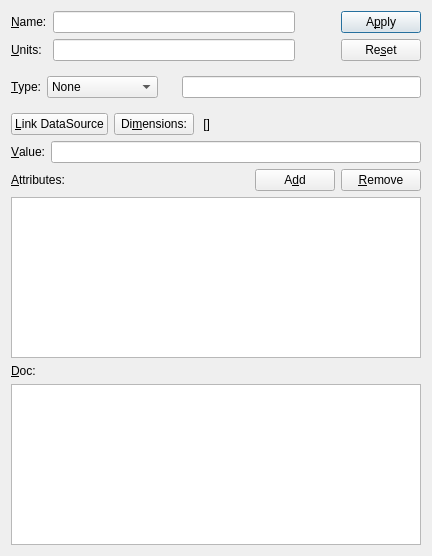
Before: the Qt Designer form ndtsconfigtool/ui/fielddlg.ui in jkotan/nexdatas.configtool, drawn with Qt 5.
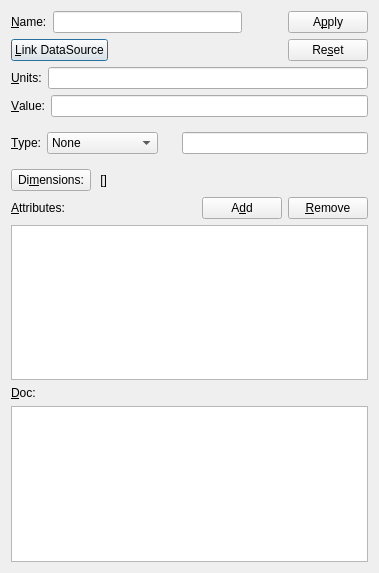
After: the same form once the commit is applied.

```diff
--- a/ndtsconfigtool/ui/fielddlg.ui
+++ b/ndtsconfigtool/ui/fielddlg.ui
@@ -6,8 +6,8 @@
    <rect>
     <x>0</x>
     <y>0</y>
-    <width>432</width>
-    <height>556</height>
+    <width>379</width>
+    <height>573</height>
    </rect>
   </property>
   <property name="minimumSize">
@@ -19,14 +19,16 @@
   <property name="windowTitle">
    <string>Field</string>
   </property>
-  <layout class="QGridLayout" name="gridLayout_2">
+  <layout class="QGridLayout" name="gridLayout">
    <item row="0" column="0">
+    <layout class="QVBoxLayout" name="verticalLayout_3">
+     <item>
+      <layout class="QHBoxLayout" name="horizontalLayout_9">
+       <item>
     <layout class="QVBoxLayout" name="verticalLayout_2">
      <item>
       <layout class="QHBoxLayout" name="horizontalLayout_7">
        <item>
-        <layout class="QGridLayout" name="gridLayout">
-         <item row="0" column="0">
           <widget class="QLabel" name="nameLabel">
            <property name="text">
             <string>&amp;Name:</string>
@@ -36,21 +38,34 @@
            </property>
           </widget>
          </item>
-         <item row="0" column="1">
+           <item>
           <widget class="QLineEdit" name="nameLineEdit"/>
          </item>
-         <item row="1" column="0">
-          <widget class="QLabel" name="unitsLabel">
+          </layout>
+         </item>
+         <item>
+          <layout class="QHBoxLayout" name="horizontalLayout_8">
+           <item>
+            <widget class="QPushButton" name="linkDSPushButton">
            <property name="text">
-            <string>&amp;Units:</string>
-           </property>
-           <property name="buddy">
-            <cstring>unitsLineEdit</cstring>
+              <string>&amp;Link DataSource</string>
            </property>
           </widget>
          </item>
-         <item row="1" column="1">
-          <widget class="QLineEdit" name="unitsLineEdit"/>
+           <item>
+            <spacer name="horizontalSpacer_2">
+             <property name="orientation">
+              <enum>Qt::Horizontal</enum>
+             </property>
+             <property name="sizeHint" stdset="0">
+              <size>
+               <width>40</width>
+               <height>20</height>
+              </size>
+             </property>
+            </spacer>
+           </item>
+          </layout>
          </item>
         </layout>
        </item>
@@ -90,6 +105,40 @@
        </item>
       </layout>
      </item>
+     <item>
+      <layout class="QHBoxLayout" name="horizontalLayout_10">
+       <item>
+        <widget class="QLabel" name="unitsLabel">
+         <property name="text">
+          <string>&amp;Units:</string>
+         </property>
+         <property name="buddy">
+          <cstring>unitsLineEdit</cstring>
+         </property>
+        </widget>
+       </item>
+       <item>
+        <widget class="QLineEdit" name="unitsLineEdit"/>
+       </item>
+      </layout>
+     </item>
+     <item>
+      <layout class="QHBoxLayout" name="horizontalLayout">
+       <item>
+        <widget class="QLabel" name="valueLabel">
+         <property name="text">
+          <string>&amp;Value:</string>
+         </property>
+         <property name="buddy">
+          <cstring>valueLineEdit</cstring>
+         </property>
+        </widget>
+       </item>
+       <item>
+        <widget class="QLineEdit" name="valueLineEdit"/>
+       </item>
+      </layout>
+     </item>
      <item>
       <layout class="QFormLayout" name="formLayout_2">
        <property name="sizeConstraint">
@@ -243,13 +292,6 @@
      </item>
      <item>
       <layout class="QHBoxLayout" name="horizontalLayout_4">
-       <item>
-        <widget class="QPushButton" name="linkDSPushButton">
-         <property name="text">
-          <string>&amp;Link DataSource</string>
-         </property>
-        </widget>
-       </item>
        <item>
         <widget class="QPushButton" name="dimPushButton">
          <property name="sizePolicy">
@@ -285,23 +327,6 @@
        </item>
       </layout>
      </item>
-     <item>
-      <layout class="QHBoxLayout" name="horizontalLayout">
-       <item>
-        <widget class="QLabel" name="valueLabel">
-         <property name="text">
-          <string>&amp;Value:</string>
-         </property>
-         <property name="buddy">
-          <cstring>valueLineEdit</cstring>
-         </property>
-        </widget>
-       </item>
-       <item>
-        <widget class="QLineEdit" name="valueLineEdit"/>
-       </item>
-      </layout>
-     </item>
      <item>
       <layout class="QHBoxLayout" name="horizontalLayout_3">
        <item>
```
Left out of the diff: 4 changed lines with no effect on the pictures. Lines whose indentation alone changed are shown as unchanged.
